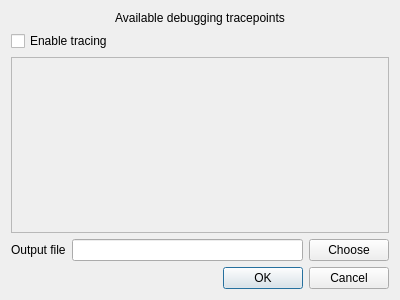
Old version of the form src/ui/toggletracepointsdialog.ui in the repository echmet/PeakMasterNG.
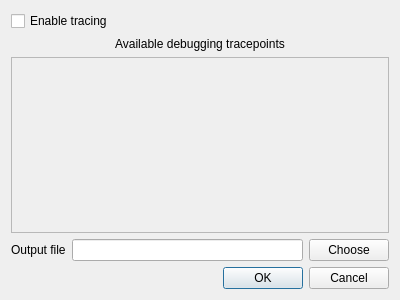
New version of the form.

Commit message: Tweak debugging output dialog

The edit to the form file:
```diff
--- a/src/ui/toggletracepointsdialog.ui
+++ b/src/ui/toggletracepointsdialog.ui
@@ -14,6 +14,13 @@
    <string>Dialog</string>
   </property>
   <layout class="QVBoxLayout" name="verticalLayout">
+   <item>
+    <widget class="QCheckBox" name="qcb_enableTracing">
+     <property name="text">
+      <string>Enable tracing</string>
+     </property>
+    </widget>
+   </item>
    <item>
     <widget class="QLabel" name="ql_mainCaption">
      <property name="text">
@@ -24,13 +31,6 @@
      </property>
     </widget>
    </item>
-   <item>
-    <widget class="QCheckBox" name="qcb_enableTracing">
-     <property name="text">
-      <string>Enable tracing</string>
-     </property>
-    </widget>
-   </item>
    <item>
     <widget class="QScrollArea" name="qscrArea_tracepoints">
      <property name="widgetResizable">
```
Left out of the diff: 2 changed lines with no effect on the pictures.
